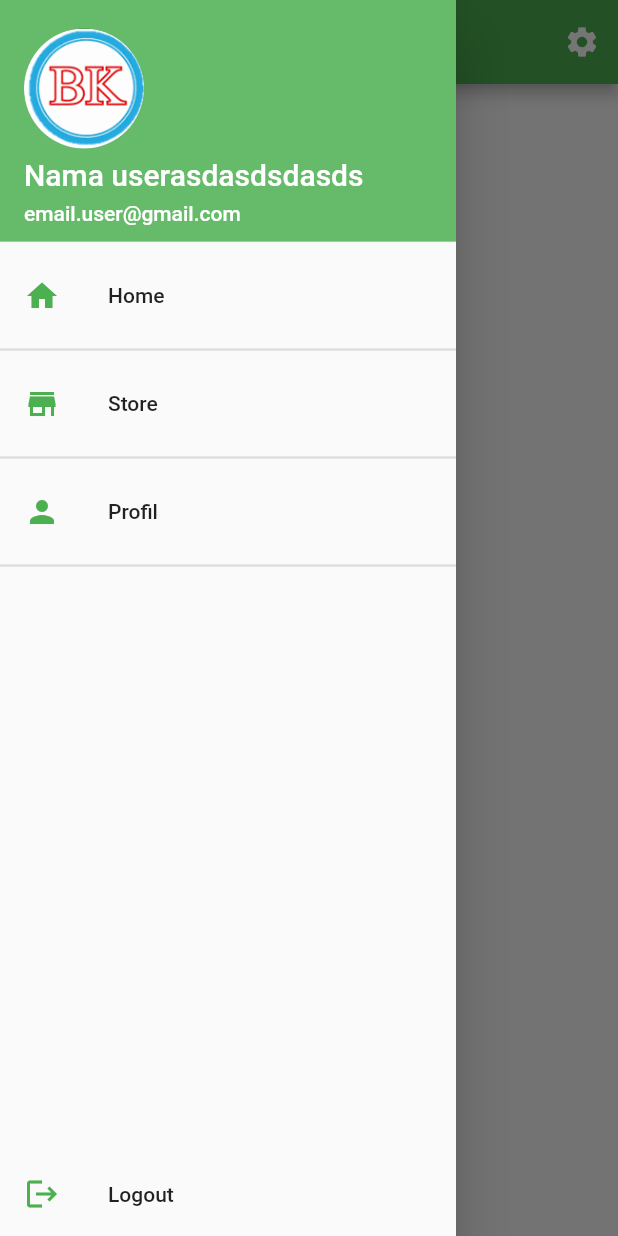
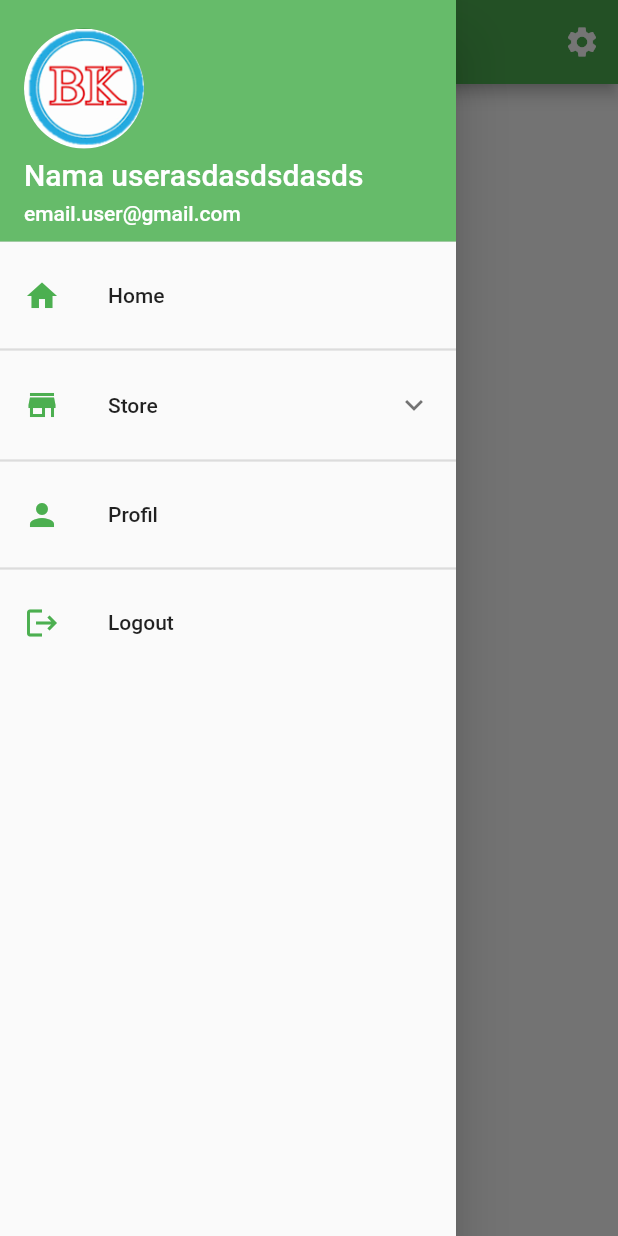
Before and after one commit to RayhanHamada/bakti-karya, a Flutter app: the screen it shows after launch, with the side drawer open, on a phone screen of 412 x 824 dp. Run offline on Flutter 3.47's test engine with Material 2 defaults, Android fonts, the phone set to English and light mode, and no system bars; our stand-ins replace flutter_icons.

Commit message:
feat: make expandable tile on drawer and add more icons

```diff
--- a/lib/components/CustomDrawer.dart
+++ b/lib/components/CustomDrawer.dart
@@ -1,5 +1,6 @@
 import 'package:bakti_karya/pages/me_page/me_page.dart';
 import 'package:flutter/material.dart';
+import 'package:flutter_icons/flutter_icons.dart';
 
 class CustomDrawer extends StatefulWidget {
   @override
@@ -23,6 +24,9 @@ class _CustomDrawerState extends State<CustomDrawer> {
         crossAxisAlignment: CrossAxisAlignment.stretch,
         children: [
           _buildDrawerHeader(),
+          Flexible(
+            child: ListView(
+              children: [
                 ListTile(
                   title: Text(
                     'Home',
@@ -36,7 +40,7 @@ class _CustomDrawerState extends State<CustomDrawer> {
                 Divider(
                   thickness: 1.5,
                 ),
-          ListTile(
+                ExpansionTile(
                   title: Text(
                     'Store',
                   ),
@@ -44,7 +48,62 @@ class _CustomDrawerState extends State<CustomDrawer> {
                     Icons.store,
                     color: Colors.green,
                   ),
-            onTap: () {},
+                  children: [
+                    ListTile(
+                      title: Text(
+                        'All',
+                      ),
+                      leading: Icon(
+                        Icons.food_bank,
+                        color: Colors.green,
+                      ),
+                    ),
+                    ListTile(
+                      title: Text(
+                        'Daging',
+                      ),
+                      leading: Icon(
+                        MaterialCommunityIcons.sausage,
+                        color: Colors.green,
+                      ),
+                    ),
+                    ListTile(
+                      title: Text(
+                        'Sayur',
+                      ),
+                      leading: Icon(
+                        MaterialCommunityIcons.leaf_maple,
+                        color: Colors.green,
+                      ),
+                    ),
+                    ListTile(
+                      title: Text(
+                        'Buah',
+                      ),
+                      leading: Icon(
+                        MaterialCommunityIcons.apple,
+                        color: Colors.green,
+                      ),
+                    ),
+                    ListTile(
+                      title: Text(
+                        'Rempah',
+                      ),
+                      leading: Icon(
+                        MaterialCommunityIcons.pot_mix,
+                        color: Colors.green,
+                      ),
+                    ),
+                  ]
+                      .map(
+                        (e) => Padding(
+                          padding: const EdgeInsets.only(
+                            left: 20.0,
+                          ),
+                          child: e,
+                        ),
+                      )
+                      .toList(),
                 ),
                 Divider(
                   thickness: 1.5,
@@ -62,7 +121,7 @@ class _CustomDrawerState extends State<CustomDrawer> {
                 Divider(
                   thickness: 1.5,
                 ),
-          Spacer(),
+                // Spacer(),
                 ListTile(
                   title: Text(
                     'Logout',
@@ -73,6 +132,9 @@ class _CustomDrawerState extends State<CustomDrawer> {
                   ),
                   onTap: () {},
                 ),
+              ],
+            ),
+          )
         ],
       ),
     );
--- a/pubspec.yaml
+++ b/pubspec.yaml
@@ -25,6 +25,7 @@ dependencies:
     sdk: flutter
 
   google_fonts: ^2.1.0
+  flutter_icons: ^1.1.0
 
   # The following adds the Cupertino Icons font to your application.
   # Use with the CupertinoIcons class for iOS style icons.
```
Also changed, not shown: pubspec.lock. Lines whose indentation alone changed are shown as unchanged.
